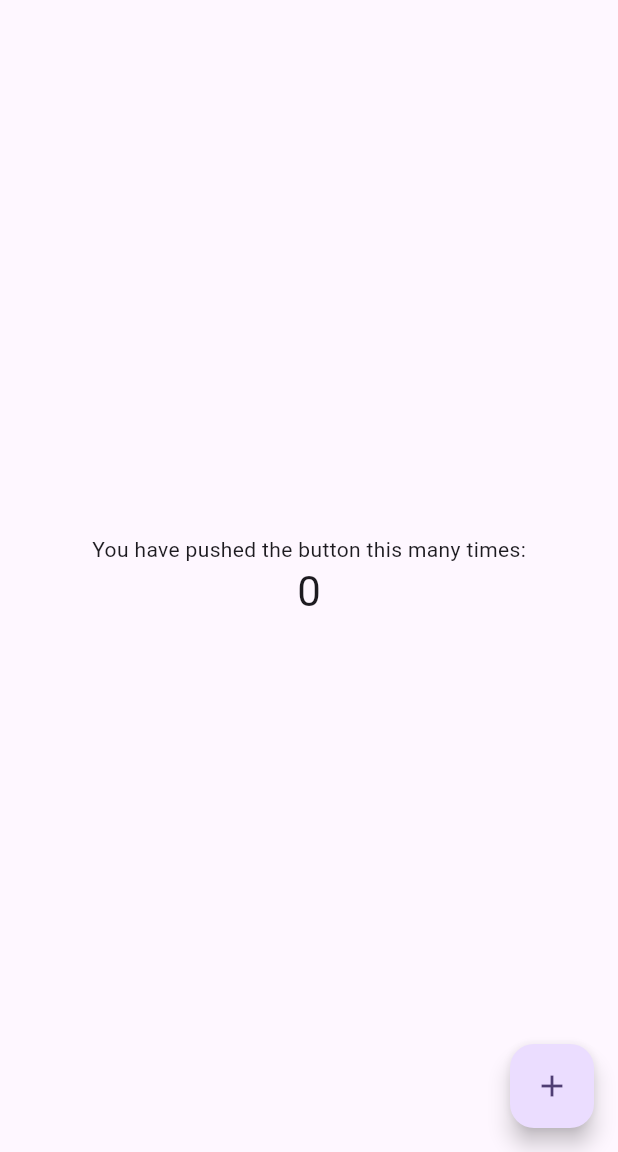
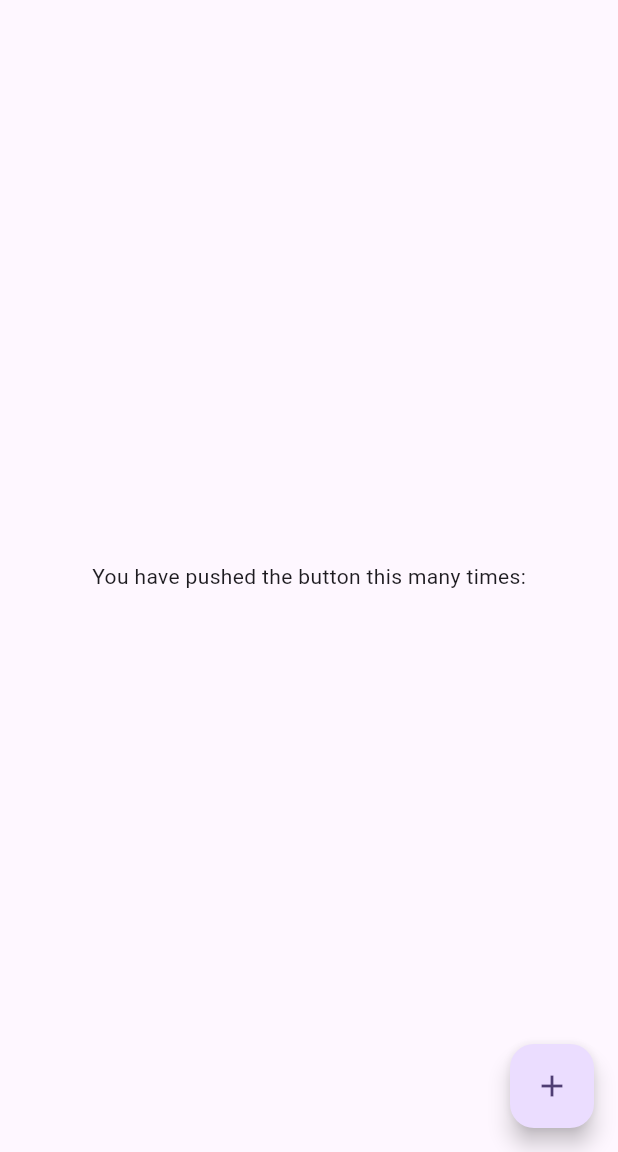
Before and after one commit to Hoangvu75/flutter-it-blog-mb, a Flutter app: the screen it shows after launch, after a tap on the "add" icon, on a phone screen of 412 x 824 dp, the part 84-1236 px from its top. Run offline on Flutter 3.47's test engine with Material 3 defaults, Android fonts, the phone set to English and light mode, and no system bars; our stand-ins replace firebase_core, google_sign_in; accounts and stored records are empty.

```diff
--- a/lib/main.dart
+++ b/lib/main.dart
@@ -1,9 +1,12 @@
+import 'dart:io';
+
 import 'package:flutter/material.dart';
 import 'package:firebase_core/firebase_core.dart';
 import 'package:google_sign_in/google_sign_in.dart';
 import 'firebase_options.dart';
 
 Future<void> main() async {
+  WidgetsFlutterBinding.ensureInitialized();
   await Firebase.initializeApp(
     options: DefaultFirebaseOptions.currentPlatform,
   );
@@ -36,17 +39,10 @@ class MyHomePage extends StatefulWidget {
 }
 
 class _MyHomePageState extends State<MyHomePage> {
-  int _counter = 0;
-
   Future<void> _incrementCounter() async {
-    const List<String> scopes = <String>[
-      'email',
-      'https://www.googleapis.com/auth/contacts.readonly',
-    ];
-    var googleSignIn = GoogleSignIn(
-      clientId: '83248458328-ndb8mj3p0bp0f65gjmsak70m2rbc8oh5.apps.googleusercontent.com',
-      scopes: scopes,
-    );
+    var googleSignIn = (Platform.isIOS) ? GoogleSignIn(
+      clientId: '83248458328-2t0i839vdsra85ntrgp6vn904833iled.apps.googleusercontent.com'
+    ) : GoogleSignIn();
     var account = await googleSignIn.signIn();
     print(account?.email);
   }
@@ -58,16 +54,12 @@ class _MyHomePageState extends State<MyHomePage> {
         backgroundColor: Theme.of(context).colorScheme.inversePrimary,
         title: Text(widget.title),
       ),
-      body: Center(
+      body: const Center(
         child: Column(
           mainAxisAlignment: MainAxisAlignment.center,
           children: <Widget>[
-            const Text(
+            Text(
               'You have pushed the button this many times:',
-            ),
-            Text(
-              '$_counter',
-              style: Theme.of(context).textTheme.headlineMedium,
             ),
           ],
         ),
```
Also changed, not shown: lib/firebase_options.dart, 8 other files.
